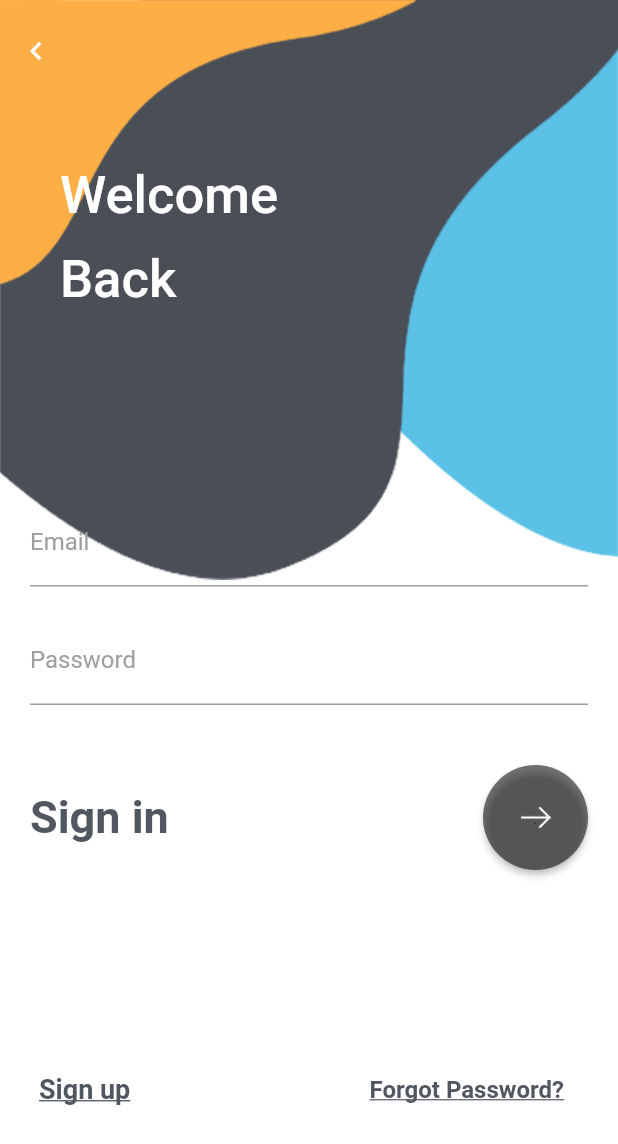
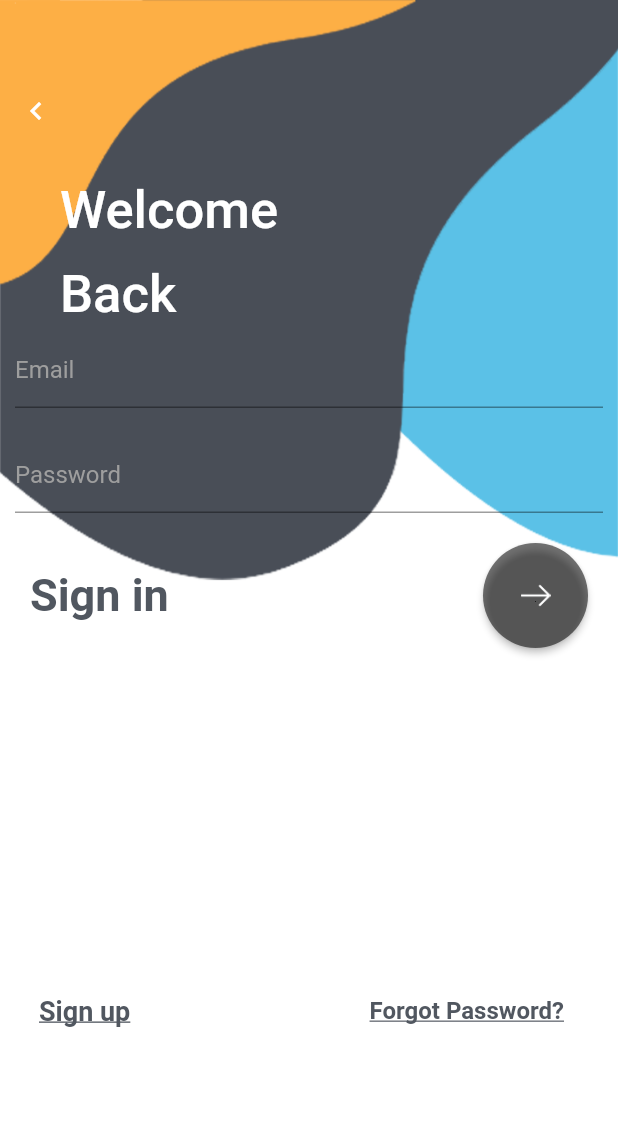
Before and after one commit to nirmal251992/demo_adorbits, a Flutter app: the screen it shows after launch, on a phone screen of 412 x 824 dp. Shown: the top 1144 px of the screen. Run offline on Flutter 3.47's test engine with Material 2 defaults, Android fonts, the phone set to English and light mode, and no system bars; our stand-ins replace email_validator, fluttertoast, progress_dialog; missing offline and left inert: flutter_country_picker.

```diff
--- a/lib/main.dart
+++ b/lib/main.dart
@@ -50,7 +50,6 @@ class _MyLoginPageState extends State<MyApp> {
       });
     }
   }
-
   @override
   Widget build(BuildContext context) {
     pr = new ProgressDialog(context,type: ProgressDialogType.Normal, isDismissible: true, showLogs: true);
@@ -62,19 +61,19 @@ class _MyLoginPageState extends State<MyApp> {
         ),
       ),
       child:  Scaffold(
+        resizeToAvoidBottomPadding:  false,
           backgroundColor: Colors.transparent,
         //resizeToAvoidBottomPadding: false,
         //resizeToAvoidBottomPadding: false,
         // appBar: AppBar(
         //   title: Text(''),
         // ),
-
-        body:
-          ListView(
+        body: Container(
+          child: Column(
+            mainAxisAlignment: MainAxisAlignment.start,
             children: <Widget>[
               Container(
-
-                margin: const EdgeInsets.only(top: 10.0),
+                margin: const EdgeInsets.only(top: 50.0),
                 height: 50,
                 //color: Colors.amber,
                 alignment: Alignment.topLeft,
@@ -91,7 +90,7 @@ class _MyLoginPageState extends State<MyApp> {
               ),
               Container(
                 alignment: Alignment.topLeft,
-                padding: EdgeInsets.fromLTRB(40, 50, 5, 5),
+                padding: EdgeInsets.fromLTRB(40, 20, 5, 5),
                 child: Text(
                   'Welcome',
                   style: TextStyle(
@@ -112,13 +111,16 @@ class _MyLoginPageState extends State<MyApp> {
                 ),
               ),
              Container(
-                //color: Colors.redAccent,
-                height: MediaQuery.of(context).size.height*0.6,
-                // alignment: Alignment.center,
-                padding: EdgeInsets.fromLTRB(20, 120, 20, 20),
-                child:Column(
-                  children: <Widget>[
-                    TextField(
+               height: MediaQuery.of(context).size.height*0.5,
+               child: ListView(
+                 children: [
+                   Column(
+                     children: [
+                       Container(
+                         height:50,
+
+                         padding: EdgeInsets.only(left: 10,right: 10),
+                         child: TextField(
                            controller: nameController,
                            decoration: InputDecoration(
                              // border: InputBorder.none,
@@ -130,8 +132,13 @@ class _MyLoginPageState extends State<MyApp> {
                              ),
                            ),
                          ),
+                       ),
+
                        SizedBox(height: 20),
-                    TextField(
+                       Container(
+                         height: 50,
+                         padding: EdgeInsets.only(left: 10,right: 10),
+                         child: TextField(
                            controller: passwordController,
                            decoration: InputDecoration(
                              // border: InputBorder.none,
@@ -144,8 +151,15 @@ class _MyLoginPageState extends State<MyApp> {
                            ),
                            obscureText: true,
                          ),
-                    SizedBox(height: 40),
-                    Row(
+                       ),
+                       SizedBox(height: 20),
+                     ],
+                   ),
+                 Container(
+                 height: 70,
+                 // color: Colors.green,
+                 padding: EdgeInsets.fromLTRB(20, 0, 20, 0),
+                 child: Row(
                    mainAxisAlignment: MainAxisAlignment.spaceBetween,
                    children: <Widget>[
                      Text('Sign in',
@@ -165,7 +179,6 @@ class _MyLoginPageState extends State<MyApp> {
                            pr.show();
                            //Navigator.push(context, MaterialPageRoute(builder: (context) => list_users()));
                            _loginState(nameController.text, passwordController.text);
-                              //
                            // print(nameController.text);
                            //print(passwordController.text);
                          },
@@ -173,10 +186,12 @@ class _MyLoginPageState extends State<MyApp> {
                      ),
                    ],
                  ),
+               ),
                  ],
                ),
              ),
 
+                  SizedBox(height: 20),
                   Container(
                     height: 50,
                     //color: Colors.amber,
@@ -196,7 +211,7 @@ class _MyLoginPageState extends State<MyApp> {
                             ),
                           ),
                           onPressed: () {
-                          Navigator.push(context, MaterialPageRoute(builder: (context) => register()));
+                            Navigator.push(context, MaterialPageRoute(builder: (context) => Register()));
                             //signup screen
                           },
                         ),
@@ -218,10 +233,11 @@ class _MyLoginPageState extends State<MyApp> {
                         )
                       ],
                       mainAxisAlignment: MainAxisAlignment.spaceBetween,
-                  )
-              )
+                    ),
+                  ),
                 ],
-          )
+              ),
+          ),
         ),
     );
   }
```
Also changed, not shown: lib/register.dart (+22 -8 lines). Lines whose indentation alone changed are shown as unchanged.
